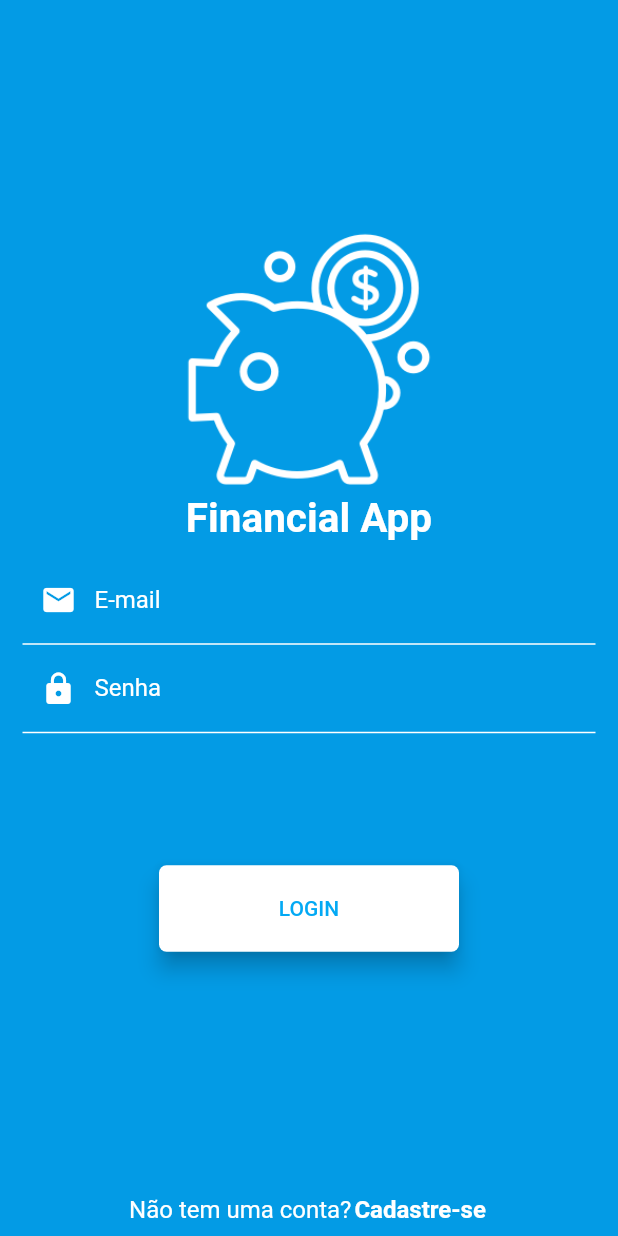
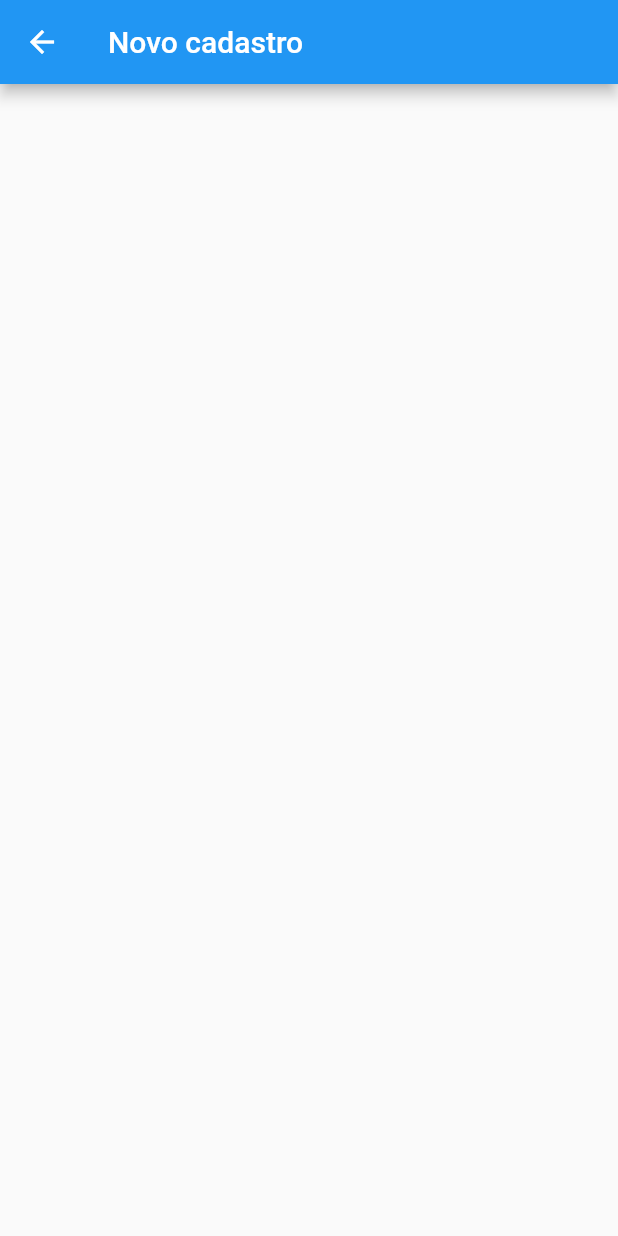
Before and after one commit to felipegabriel1942/personal-expenses-app-flutter, a Flutter app: the screen it shows after launch, after a tap on "Cadastre-se", on a phone screen of 412 x 824 dp. Run offline on Flutter 3.47's test engine with Material 2 defaults, Android fonts, the phone set to English and light mode, and no system bars; our stand-ins replace mobx; generated files the repository leaves out were written again.

```diff
--- a/lib/main.dart
+++ b/lib/main.dart
@@ -1,4 +1,6 @@
 import 'package:flutter/material.dart';
+import 'package:personal_expenses_app/utils/app_routes.dart';
+import 'package:personal_expenses_app/views/cadastro/cadastro_screen.dart';
 import 'package:personal_expenses_app/views/login/login_screen.dart';
 
 void main() {
@@ -14,7 +16,10 @@ class MyApp extends StatelessWidget {
         primarySwatch: Colors.blue,
         visualDensity: VisualDensity.adaptivePlatformDensity,
       ),
-      home: LoginScreen(),
+      routes: {
+        AppRoutes.LOGIN:(ctx) => LoginScreen(),
+        AppRoutes.CADASTRO: (ctx) => CadastroScreen()
+      },
     );
   }
 }
--- /dev/null
+++ b/lib/utils/app_routes.dart
@@ -0,0 +1,4 @@
+class AppRoutes {
+  static const LOGIN = '/';
+  static const CADASTRO = '/cadastro';
+}
--- /dev/null
+++ b/lib/views/cadastro/cadastro_screen.dart
@@ -0,0 +1,18 @@
+import 'package:flutter/material.dart';
+
+class CadastroScreen extends StatefulWidget {
+  @override
+  _CadastroScreenState createState() => _CadastroScreenState();
+}
+
+class _CadastroScreenState extends State<CadastroScreen> {
+  @override
+  Widget build(BuildContext context) {
+    return Scaffold(
+      appBar: AppBar(
+        backgroundColor: Theme.of(context).primaryColor,
+        title: Text('Novo cadastro'),
+      ),
+    );
+  }
+}
--- /dev/null
+++ b/lib/views/login/components/login_text_form_field.dart
@@ -0,0 +1,45 @@
+import 'package:flutter/material.dart';
+
+class LoginTextFormField extends StatelessWidget {
+
+  final String label;
+  final IconData icon;
+  final Function(String) onChanged;
+
+  LoginTextFormField({this.label, this.icon, this.onChanged});
+
+  @override
+  Widget build(BuildContext context) {
+    return Container(
+      child: TextFormField(
+        style: TextStyle(color: Colors.white),
+        onChanged: onChanged,
+        decoration: InputDecoration(
+          prefixIcon: Icon(
+            icon,
+            color: Colors.white,
+          ),
+          labelText: label,
+          labelStyle: TextStyle(
+            color: Colors.white,
+          ),
+          enabledBorder: UnderlineInputBorder(
+            borderSide: BorderSide(
+              color: Colors.white,
+            ),
+          ),
+          focusedBorder: UnderlineInputBorder(
+            borderSide: BorderSide(
+              color: Colors.white,
+            ),
+          ),
+          border: UnderlineInputBorder(
+            borderSide: BorderSide(
+              color: Colors.white,
+            ),
+          ),
+        ),
+      ),
+    );
+  }
+}
--- a/lib/views/login/login_screen.dart
+++ b/lib/views/login/login_screen.dart
@@ -1,4 +1,7 @@
 import 'package:flutter/material.dart';
+import 'package:personal_expenses_app/stores/login/login_store.dart';
+import 'package:personal_expenses_app/utils/app_routes.dart';
+import 'package:personal_expenses_app/views/login/components/login_text_form_field.dart';
 
 class LoginScreen extends StatefulWidget {
   @override
@@ -6,6 +9,9 @@ class LoginScreen extends StatefulWidget {
 }
 
 class _LoginScreenState extends State<LoginScreen> {
+
+  final LoginStore loginStore = LoginStore();
+
   @override
   Widget build(BuildContext context) {
     final _availableHeight =
@@ -49,61 +55,15 @@ class _LoginScreenState extends State<LoginScreen> {
                 height: _availableHeight * (_isLanscape ? 0.38 : 0.25),
                 child: Column(
                   children: [
-                    TextFormField(
-                      style: TextStyle(color: Colors.white),
-                      decoration: InputDecoration(
-                        prefixIcon: Icon(
-                          Icons.email,
-                          color: Colors.white,
-                        ),
-                        labelText: 'E-mail',
-                        labelStyle: TextStyle(
-                          color: Colors.white,
-                        ),
-                        enabledBorder: UnderlineInputBorder(
-                          borderSide: BorderSide(
-                            color: Colors.white,
-                          ),
-                        ),
-                        focusedBorder: UnderlineInputBorder(
-                          borderSide: BorderSide(
-                            color: Colors.white,
-                          ),
-                        ),
-                        border: UnderlineInputBorder(
-                          borderSide: BorderSide(
-                            color: Colors.white,
-                          ),
-                        ),
-                      ),
+                    LoginTextFormField(
+                      label: 'E-mail',
+                      icon: Icons.mail,
+                      onChanged: loginStore.setEmail,
                     ),
-                    TextFormField(
-                      style: TextStyle(color: Colors.white),
-                      decoration: InputDecoration(
-                        prefixIcon: Icon(
-                          Icons.lock,
-                          color: Colors.white,
-                        ),
-                        labelText: 'Senha',
-                        labelStyle: TextStyle(
-                          color: Colors.white,
-                        ),
-                        enabledBorder: UnderlineInputBorder(
-                          borderSide: BorderSide(
-                            color: Colors.white,
-                          ),
-                        ),
-                        focusedBorder: UnderlineInputBorder(
-                          borderSide: BorderSide(
-                            color: Colors.white,
-                          ),
-                        ),
-                        border: UnderlineInputBorder(
-                          borderSide: BorderSide(
-                            color: Colors.white,
-                          ),
-                        ),
-                      ),
+                    LoginTextFormField(
+                      label: 'Senha',
+                      icon: Icons.lock,
+                      onChanged: loginStore.setSenha,
                     ),
                   ],
                 ),
@@ -113,7 +73,10 @@ class _LoginScreenState extends State<LoginScreen> {
                 height: _availableHeight * (_isLanscape ? 0.13 : 0.07),
                 child: RaisedButton(
                   elevation: 6,
-                  onPressed: () {},
+                  onPressed: () {
+                    print(loginStore.email);
+                    print(loginStore.senha);
+                  },
                   color: Colors.white,
                   shape: RoundedRectangleBorder(
                     borderRadius: BorderRadius.circular(5),
@@ -144,7 +107,9 @@ class _LoginScreenState extends State<LoginScreen> {
                       Padding(
                         padding: const EdgeInsets.symmetric(horizontal: 2),
                         child: GestureDetector(
-                          onTap: () {},
+                          onTap: () {
+                            Navigator.of(context).pushNamed(AppRoutes.CADASTRO);
+                          },
                           child: Text(
                             'Cadastre-se',
                             style: TextStyle(
--- a/pubspec.yaml
+++ b/pubspec.yaml
@@ -23,6 +23,10 @@ environment:
 dependencies:
   flutter:
     sdk: flutter
+  mobx: ^1.2.1+2
+  flutter_mobx: ^1.1.0+2
+  get_it: ^4.0.4
+  brasil_fields: ^0.4.0
 
 
   # The following adds the Cupertino Icons font to your application.
@@ -32,6 +36,8 @@ dependencies:
 dev_dependencies:
   flutter_test:
     sdk: flutter
+  build_runner: ^1.10.1
+  mobx_codegen: ^1.1.0+1
 
 # For information on the generic Dart part of this file, see the
 # following page: https://dart.dev/tools/pub/pubspec
```
Also changed, not shown: lib/stores/login/login_store.dart (added, +18 -0 lines), lib/stores/cadastro/cadastro_store.dart (added), lib/stores/login/login_store.g.dart (added), pubspec.lock.
